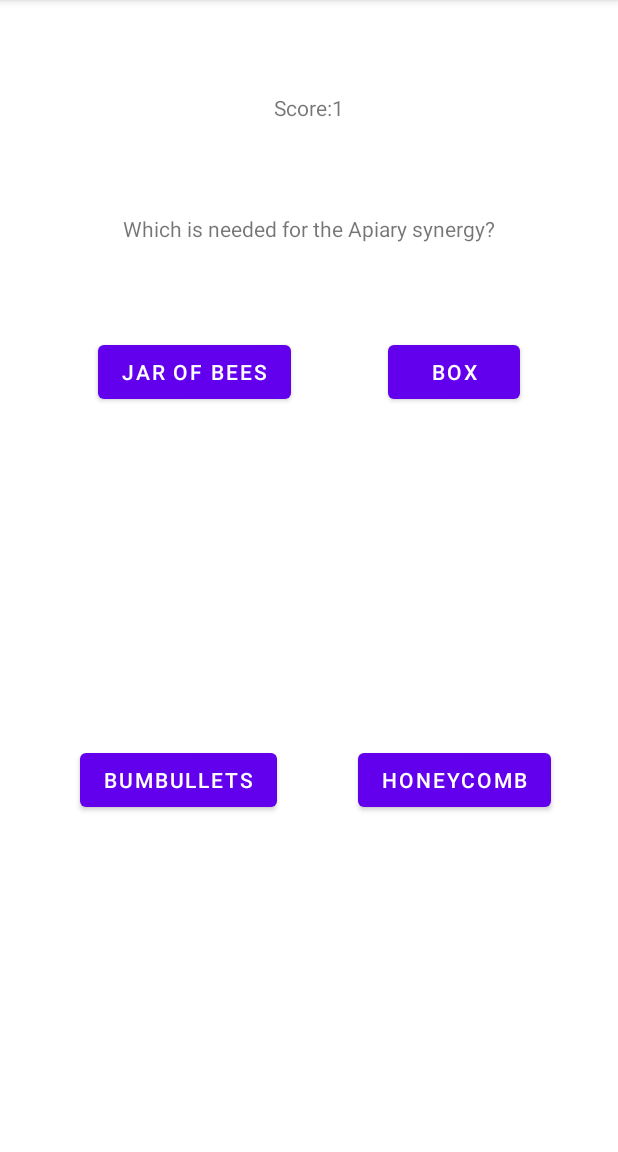
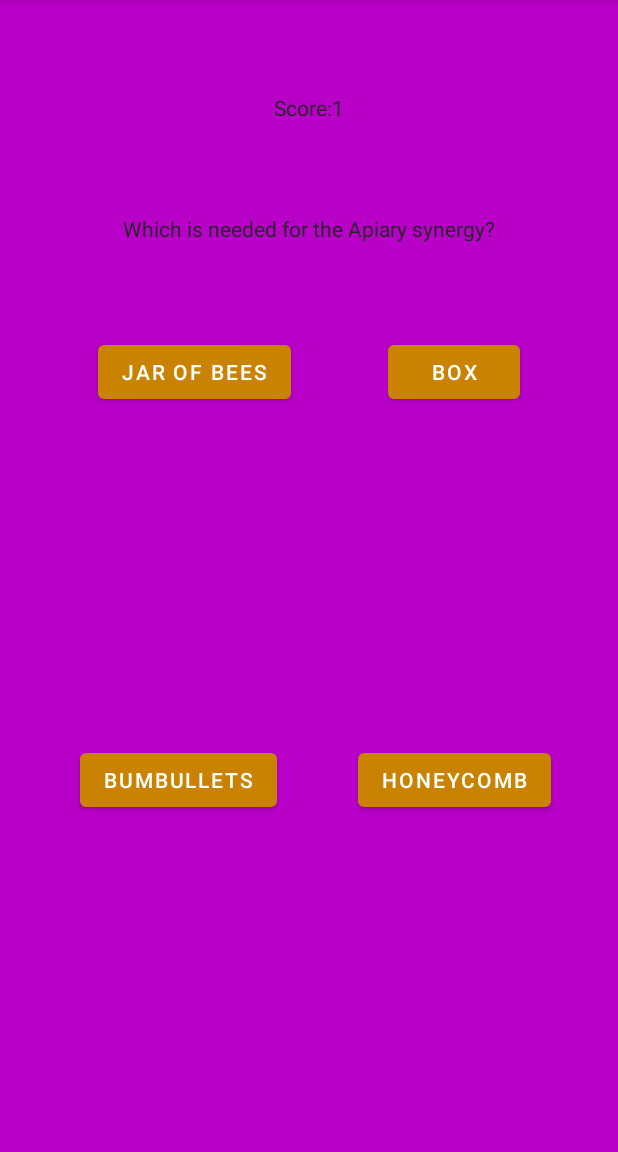
Before and after one commit to ProfessionalUsernameNumberFiftyTwo/quizapp, an Android app: the screen it shows after launch (MainActivity), after a tap on "THE KILN", on a phone screen of 412 x 824 dp, the part 84-1236 px from its top. Run offline under Robolectric (Android 15) with nearby library versions, the phone set to English and light mode, and no system bars; 1 other tap on this screen came first.

Commit message:
Added Color, Added Toast for correct and incorrect responses

```diff
--- a/app/src/main/java/com/example/quizapp/MainActivity.kt
+++ b/app/src/main/java/com/example/quizapp/MainActivity.kt
@@ -1,5 +1,6 @@
 package com.example.quizapp
 
+import android.graphics.Color
 import androidx.appcompat.app.AppCompatActivity
 import android.os.Bundle
 import android.util.Log
@@ -66,19 +67,34 @@ class MainActivity : AppCompatActivity() {
         var score = 0
         var initialClick = true
 
+        mainView.setBackgroundColor(Color.parseColor("#b900c9"))
         questionText.text = resources.getString(R.string.start_text)
+        questionText.setTextColor(Color.parseColor("#262626"))
         scoreText.text = resources.getString(R.string.score) + "$score"
+        scoreText.setTextColor(Color.parseColor("#262626"))
         answer1.text = ""
+        answer1.setBackgroundColor(Color.parseColor("#c98300"))
         answer2.text = ""
+        answer2.setBackgroundColor(Color.parseColor("#c98300"))
         answer3.text = ""
+        answer3.setBackgroundColor(Color.parseColor("#c98300"))
         answer4.text = ""
+        answer4.setBackgroundColor(Color.parseColor("#c98300"))
         finalScoreText.visibility = View.GONE
 
         // MainActivity is in charge of the UI and passing information to and from the Quiz class
         answer1.setOnClickListener {
             if(!initialClick) {
                 // tell the quiz what was clicked on and let the quiz determine if the answer was correct
-                score = quiz.checkAnswer(answer1.text.toString())
+                if(quiz.checkAnswer(answer1.text.toString()))
+                {
+                    Toast.makeText(this@MainActivity, resources.getString(R.string.correct), Toast.LENGTH_SHORT).show()
+                }
+                else
+                {
+                    Toast.makeText(this@MainActivity, resources.getString(R.string.incorrect), Toast.LENGTH_SHORT).show()
+                }
+                score = quiz.score
                 // update the score text view based on the current score
                 scoreText.text = resources.getString(R.string.score) + "$score"
                 // ask the quiz if there are more question, and if there are...
@@ -100,7 +116,15 @@ class MainActivity : AppCompatActivity() {
         answer2.setOnClickListener {
             if(!initialClick) {
                 // tell the quiz what was clicked on and let the quiz determine if the answer was correct
-                score = quiz.checkAnswer(answer2.text.toString())
+                if(quiz.checkAnswer(answer2.text.toString()))
+                {
+                    Toast.makeText(this@MainActivity, resources.getString(R.string.correct), Toast.LENGTH_SHORT).show()
+                }
+                else
+                {
+                    Toast.makeText(this@MainActivity, resources.getString(R.string.incorrect), Toast.LENGTH_SHORT).show()
+                }
+                score = quiz.score
                 // update the score text view based on the current score
                 scoreText.text = resources.getString(R.string.score) + "$score"
                 // ask the quiz if there are more question, and if there are...
@@ -122,7 +146,15 @@ class MainActivity : AppCompatActivity() {
         answer3.setOnClickListener {
             if(!initialClick) {
                 // tell the quiz what was clicked on and let the quiz determine if the answer was correct
-                score = quiz.checkAnswer(answer3.text.toString())
+                if(quiz.checkAnswer(answer3.text.toString()))
+                {
+                    Toast.makeText(this@MainActivity, resources.getString(R.string.correct), Toast.LENGTH_SHORT).show()
+                }
+                else
+                {
+                    Toast.makeText(this@MainActivity, resources.getString(R.string.incorrect), Toast.LENGTH_SHORT).show()
+                }
+                score = quiz.score
                 // update the score text view based on the current score
                 scoreText.text = resources.getString(R.string.score) + "$score"
                 // ask the quiz if there are more question, and if there are...
@@ -144,7 +176,15 @@ class MainActivity : AppCompatActivity() {
         answer4.setOnClickListener {
             if(!initialClick) {
                 // tell the quiz what was clicked on and let the quiz determine if the answer was correct
-                score = quiz.checkAnswer(answer4.text.toString())
+                if(quiz.checkAnswer(answer4.text.toString()))
+                {
+                    Toast.makeText(this@MainActivity, resources.getString(R.string.correct), Toast.LENGTH_SHORT).show()
+                }
+                else
+                {
+                    Toast.makeText(this@MainActivity, resources.getString(R.string.incorrect), Toast.LENGTH_SHORT).show()
+                }
+                score = quiz.score
                 // update the score text view based on the current score
                 scoreText.text = resources.getString(R.string.score) + "$score"
                 // ask the quiz if there are more question, and if there are...
--- a/app/src/main/java/com/example/quizapp/Quiz.kt
+++ b/app/src/main/java/com/example/quizapp/Quiz.kt
@@ -1,19 +1,21 @@
 package com.example.quizapp
+
+import android.widget.Toast
 
 class Quiz(var questions: MutableList<Question>) {
     var score = 0
     var questionNumber = 0
     lateinit var currentQuestion: Question
 
-    fun checkAnswer(answer: String): Int {
+    fun checkAnswer(answer: String): Boolean {
         // if answer is correct, increase score, if not, decrease score
         if (answer.equals(currentQuestion.correctAnswer)) {
             score++
-            return score
+            return true
         }
         else {
             score--
-            return score
+            return false
         }
     }
 
--- a/app/src/main/res/values/strings.xml
+++ b/app/src/main/res/values/strings.xml
@@ -5,4 +5,6 @@
     <string name="start_text">Click any button to start.</string>
     <string name="score">Score: </string>
     <string name="final_score">Final Score: </string>
+    <string name="correct">Correct!</string>
+    <string name="incorrect">Incorrect.</string>
 </resources>
```
Also changed, not shown: 1 other file.
